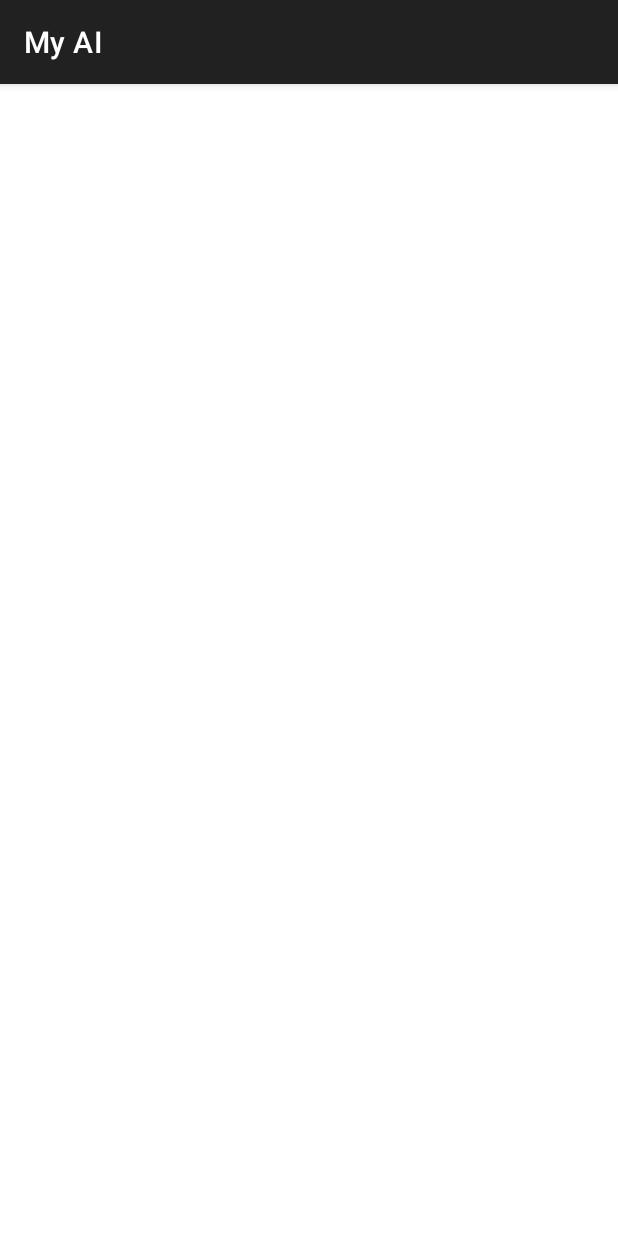
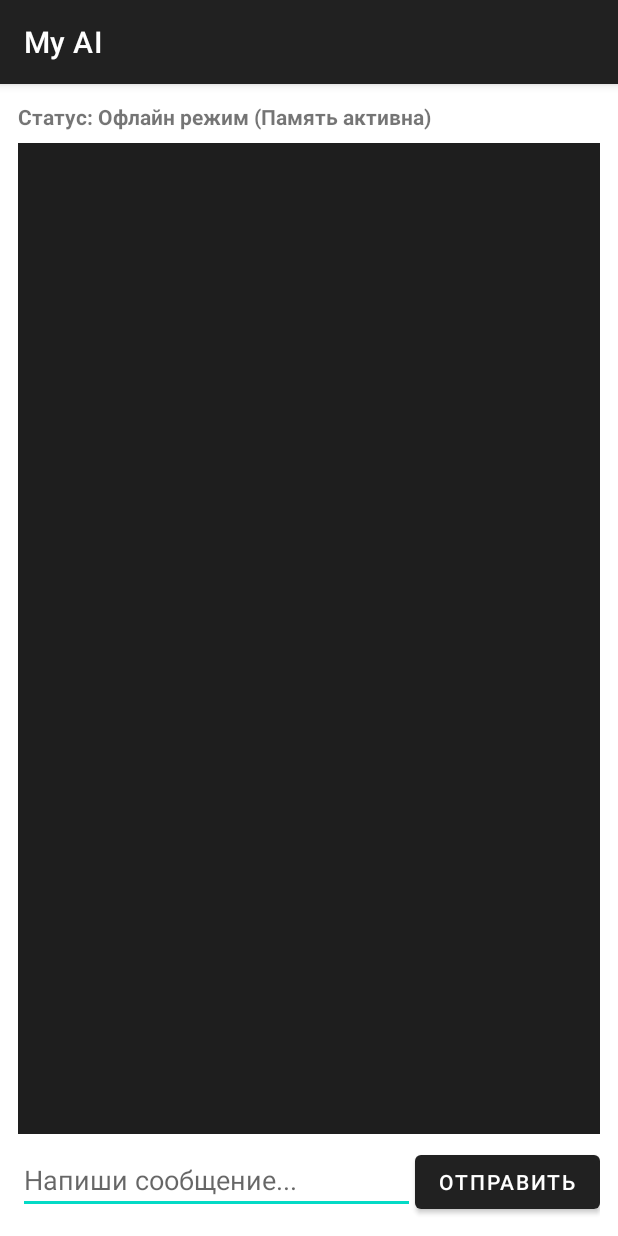
Before and after one commit to sheroz777/MyOfflineAI, an Android app: the screen it shows after launch (MainActivity), on a phone screen of 412 x 824 dp. Run offline under Robolectric (Android 15) with nearby library versions, the phone set to English and light mode, and no system bars; libraries missing offline, so code that uses them is left out: com.google.mediapipe.tasks.

Commit message:
Valid android namespace

```diff
--- a/app/src/main/res/layout/activity_main.xml
+++ b/app/src/main/res/layout/activity_main.xml
@@ -1,5 +1,5 @@
 <?xml version="1.0" encoding="utf-8"?>
-<LinearLayout xmlns:android="http://schemas.://android.com"
+<LinearLayout xmlns:android="http://schemas.android.com/apk/res/android"
     android:layout_width="match_parent"
     android:layout_height="match_parent"
     android:orientation="vertical"
```
